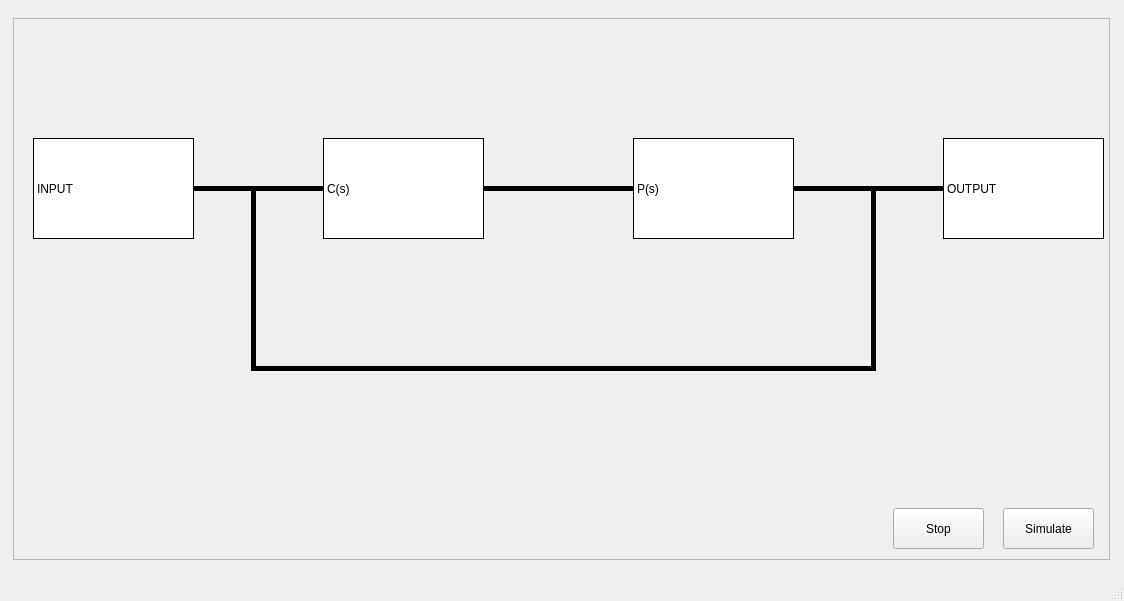
Qt form App/Simulator_App/ui/Simulator.ui (DanielMontoyaR/Toolbox-de-Simulaci-n-para-An-lisis-de-Se-ales-Mixtas) before a commit.
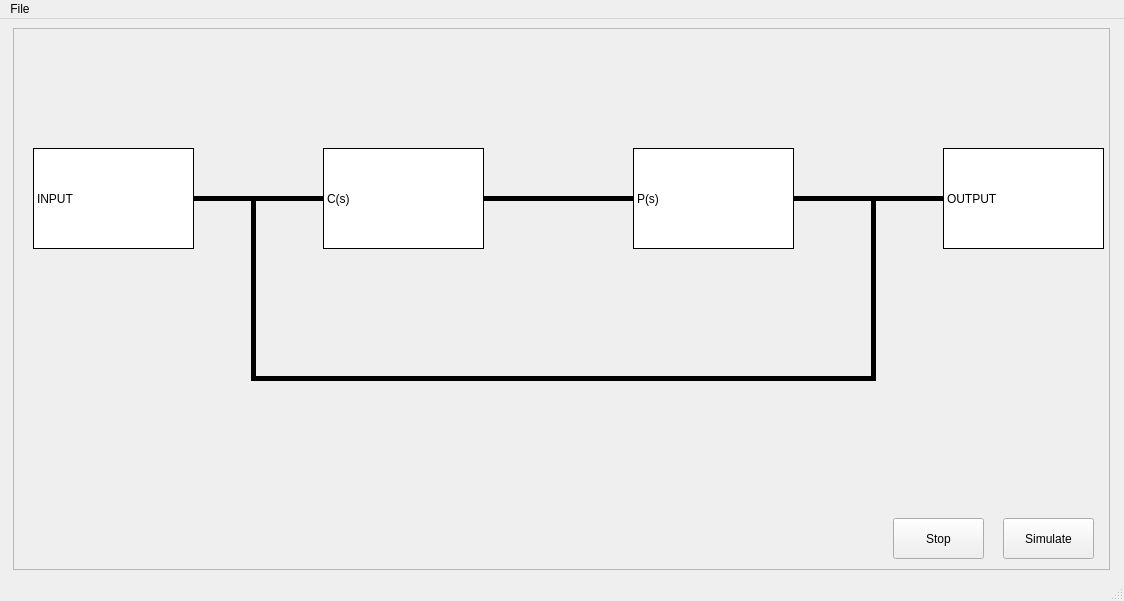
The same form after that commit.

Patch:
```diff
--- a/App/Simulator_App/ui/Simulator.ui
+++ b/App/Simulator_App/ui/Simulator.ui
@@ -333,6 +333,14 @@
      <height>21</height>
     </rect>
    </property>
+   <widget class="QMenu" name="menuSave">
+    <property name="title">
+     <string>File</string>
+    </property>
+    <addaction name="actionSave"/>
+    <addaction name="actionSave_As"/>
+   </widget>
+   <addaction name="menuSave"/>
   </widget>
   <widget class="QStatusBar" name="statusbar"/>
  </widget>
```
Left out of the diff: 10 changed lines with no effect on the pictures.
